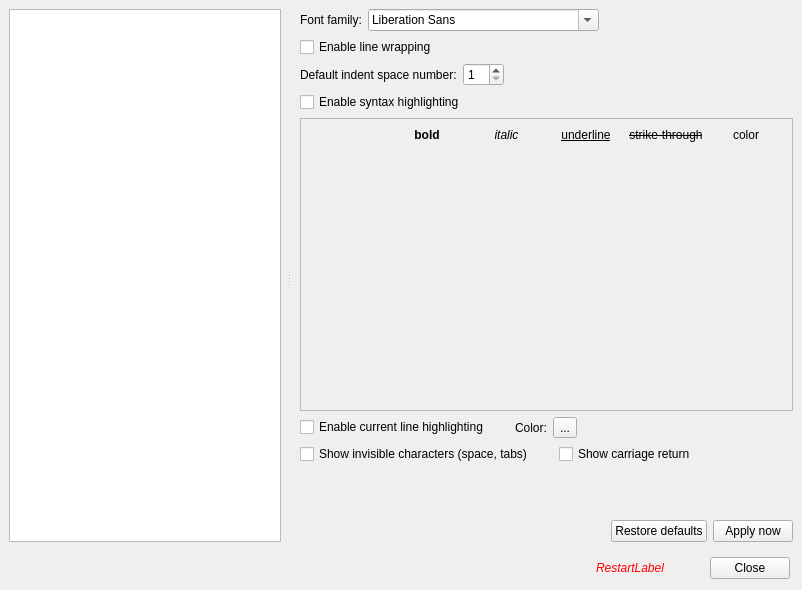
Above: src/openfluid/ui/common/PreferencesDialog.ui from OpenFLUID/openfluid before the change. Below: the same form after it.
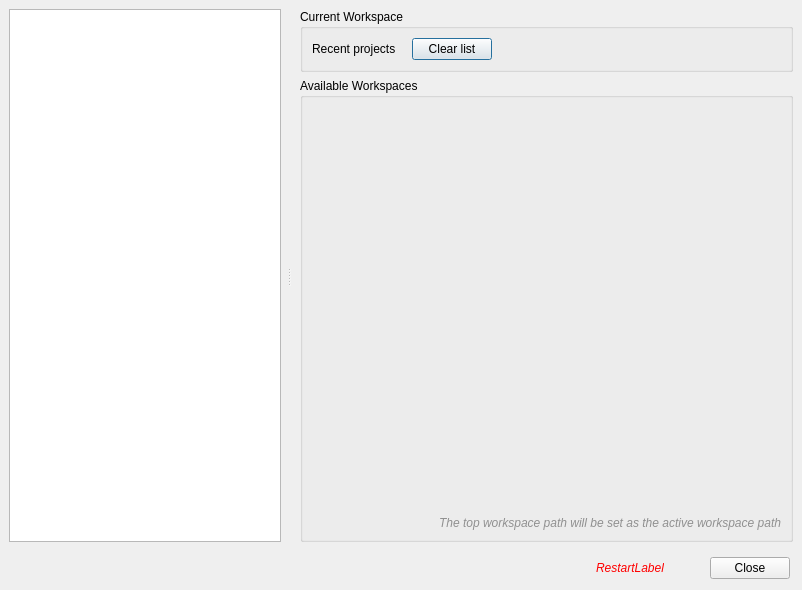
That is the form after the change. Custom widgets are drawn as their Qt base class.

Commit message: Update of general, workspace and projects settings to JSON format

What changed in the file:
```diff
--- a/src/openfluid/ui/common/PreferencesDialog.ui
+++ b/src/openfluid/ui/common/PreferencesDialog.ui
@@ -91,10 +91,10 @@
        </sizepolicy>
       </property>
       <property name="currentIndex">
-       <number>4</number>
+       <number>1</number>
       </property>
-      <widget class="QWidget" name="EnvironmentPage">
-       <layout class="QVBoxLayout" name="verticalLayout_11" stretch="0,1">
+      <widget class="QWidget" name="GeneralPage">
+       <layout class="QVBoxLayout" name="verticalLayout_20">
         <item>
          <widget class="QGroupBox" name="LanguageGroupBox">
           <property name="title">
@@ -121,9 +121,82 @@
          </widget>
         </item>
         <item>
-         <widget class="QGroupBox" name="groupBox">
+         <spacer name="verticalSpacer_7">
+          <property name="orientation">
+           <enum>Qt::Vertical</enum>
+          </property>
+          <property name="sizeHint" stdset="0">
+           <size>
+            <width>20</width>
+            <height>40</height>
+           </size>
+          </property>
+         </spacer>
+        </item>
+       </layout>
+      </widget>
+      <widget class="QWidget" name="WorkspacesPage">
+       <layout class="QVBoxLayout" name="verticalLayout_11" stretch="0,1">
+        <item>
+         <widget class="QGroupBox" name="CurrentWksGroupBox">
           <property name="title">
-           <string>Workspaces</string>
+           <string>Current Workspace</string>
+          </property>
+          <layout class="QVBoxLayout" name="verticalLayout_18">
+           <item>
+            <layout class="QHBoxLayout" name="horizontalLayout_2">
+             <item>
+              <widget class="QLabel" name="RecentLabel">
+               <property name="text">
+                <string>Recent projects</string>
+               </property>
+              </widget>
+             </item>
+             <item>
+              <spacer name="horizontalSpacer_14">
+               <property name="orientation">
+                <enum>Qt::Horizontal</enum>
+               </property>
+               <property name="sizeType">
+                <enum>QSizePolicy::Fixed</enum>
+               </property>
+               <property name="sizeHint" stdset="0">
+                <size>
+                 <width>10</width>
+                 <height>20</height>
+                </size>
+               </property>
+              </spacer>
+             </item>
+             <item>
+              <widget class="QPushButton" name="ClearRecentsButton">
+               <property name="text">
+                <string>Clear list</string>
+               </property>
+              </widget>
+             </item>
+             <item>
+              <spacer name="horizontalSpacer">
+               <property name="orientation">
+                <enum>Qt::Horizontal</enum>
+               </property>
+               <property name="sizeHint" stdset="0">
+                <size>
+                 <width>20</width>
+                 <height>20</height>
+                </size>
+               </property>
+              </spacer>
+             </item>
+            </layout>
+           </item>
+          </layout>
+         </widget>
+        </item>
+        <item>
+         <widget class="QGroupBox" name="AvailWksGroupBox">
+          <property name="title">
+           <string>Available Workspaces</string>
           </property>
           <layout class="QVBoxLayout" name="verticalLayout_12" stretch="1,0">
            <item>
@@ -160,44 +233,7 @@
            <string>Projects</string>
           </property>
           <layout class="QGridLayout" name="gridLayout_4">
-           <item row="1" column="0">
-            <widget class="QLabel" name="label_2">
-             <property name="text">
-              <string>Maximum number of recent projects:</string>
-             </property>
-            </widget>
-           </item>
-           <item row="1" column="1">
-            <widget class="QSpinBox" name="RecentMaxSpinBox">
-             <property name="minimum">
-              <number>1</number>
-             </property>
-             <property name="maximum">
-              <number>12</number>
-             </property>
-            </widget>
-           </item>
-           <item row="1" column="3">
-            <spacer name="horizontalSpacer">
-             <property name="orientation">
-              <enum>Qt::Horizontal</enum>
-             </property>
-             <property name="sizeHint" stdset="0">
-              <size>
-               <width>40</width>
-               <height>20</height>
-              </size>
-             </property>
-            </spacer>
-           </item>
-           <item row="1" column="2">
-            <widget class="QPushButton" name="ClearRecentsButton">
-             <property name="text">
-              <string>Clear list</string>
-             </property>
-            </widget>
-           </item>
-           <item row="0" column="0" colspan="4">
+           <item row="0" column="0" colspan="2">
             <widget class="QCheckBox" name="RunAutoSaveCheckBox">
              <property name="text">
               <string>Save project automatically before simulation run</string>
```
The commit also changes 95 other files.
